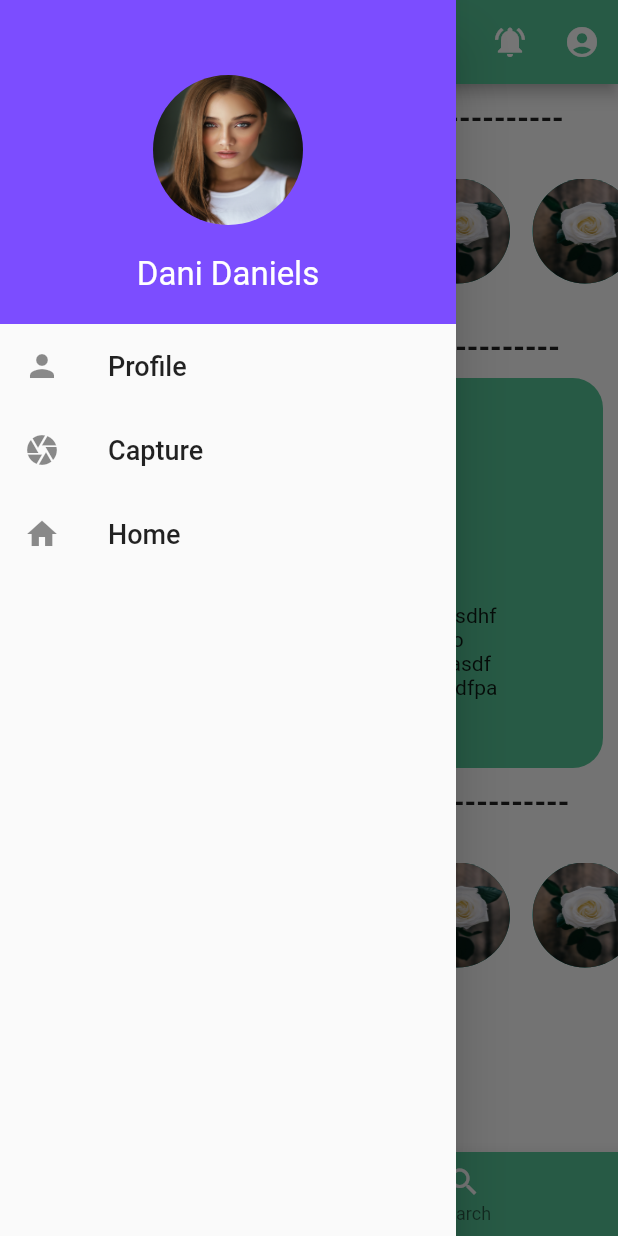
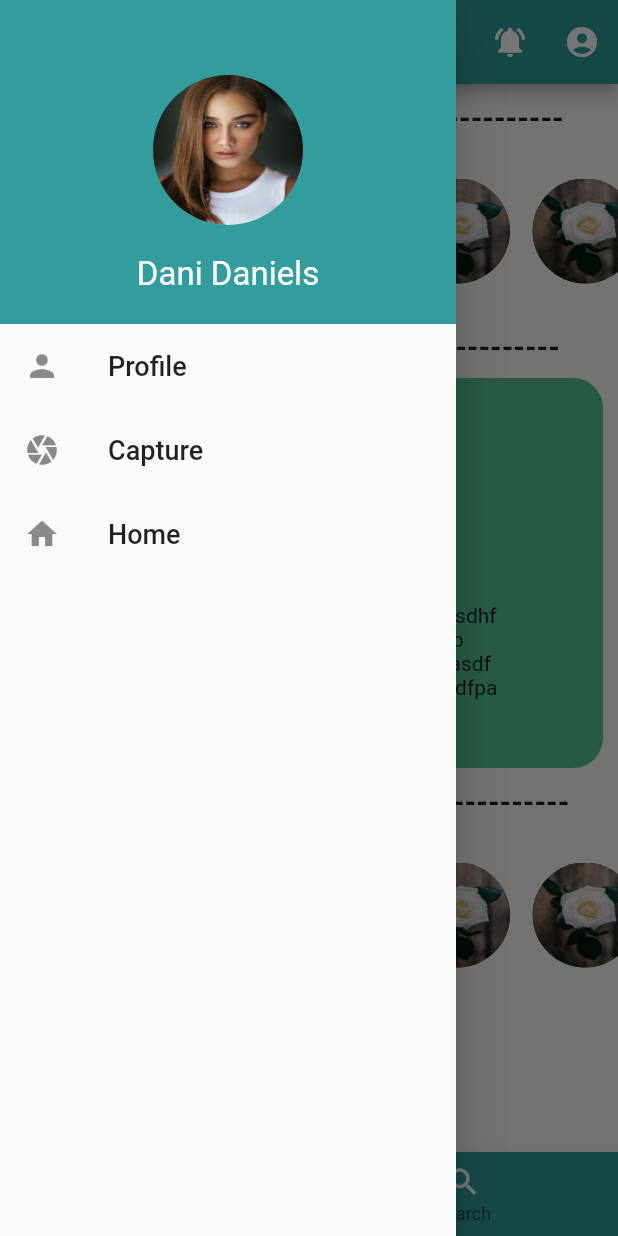
Before and after one commit to Zestful-Tribu/lilyora, a Flutter app: the screen it shows after launch, with the side drawer open, on a phone screen of 412 x 824 dp. Run offline on Flutter 3.47's test engine with Material 2 defaults, Android fonts, the phone set to English and light mode, and no system bars; our stand-ins replace dio, image_picker; missing offline and left inert: flappy_search_bar.

Commit message:
color changes and minor changes in home and drawer

```diff
--- a/lib/components/drawer.dart
+++ b/lib/components/drawer.dart
@@ -1,4 +1,5 @@
 import 'package:flutter/material.dart';
+import 'package:lilyora/constants.dart';
 import 'package:lilyora/screens/capture_screen.dart';
 import 'package:lilyora/screens/navigation_screen.dart';
 import 'package:lilyora/screens/profile_screen.dart';
@@ -16,7 +17,7 @@ class LilyoraDrawer extends StatelessWidget {
           Container(
             width: double.infinity,
             padding: EdgeInsets.all(20),
-            color: Theme.of(context).primaryColor,
+            color: Primary_Color2,
             child: Center(
               child: Column(
                 children: <Widget>[
--- a/lib/screens/navigation_screen.dart
+++ b/lib/screens/navigation_screen.dart
@@ -26,7 +26,7 @@ class _NavigationScreenState extends State<NavigationScreen> {
 
       floatingActionButtonLocation: FloatingActionButtonLocation.centerDocked,
       floatingActionButton: FloatingActionButton(
-        backgroundColor: Primary_Color2,
+        backgroundColor: Primary_Color,
         onPressed: () {
           Navigator.pushNamed(context, CaptureScreen.id);
         },
@@ -38,7 +38,7 @@ class _NavigationScreenState extends State<NavigationScreen> {
         ),
       ),
       bottomNavigationBar: BottomNavigationBar(
-        backgroundColor: Primary_Color,
+        backgroundColor: Primary_Color2,
         selectedItemColor: Colors.white,
         onTap: onTabTapped,
         currentIndex: _currentIndex,
@@ -60,7 +60,7 @@ class _NavigationScreenState extends State<NavigationScreen> {
 
       appBar:  AppBar(
         title: Text("Lilyora"),
-        backgroundColor: Primary_Color,
+        backgroundColor: Primary_Color2,
         actions: <Widget>[
           IconButton(
             icon: Icon(Icons.notifications_active),
```
